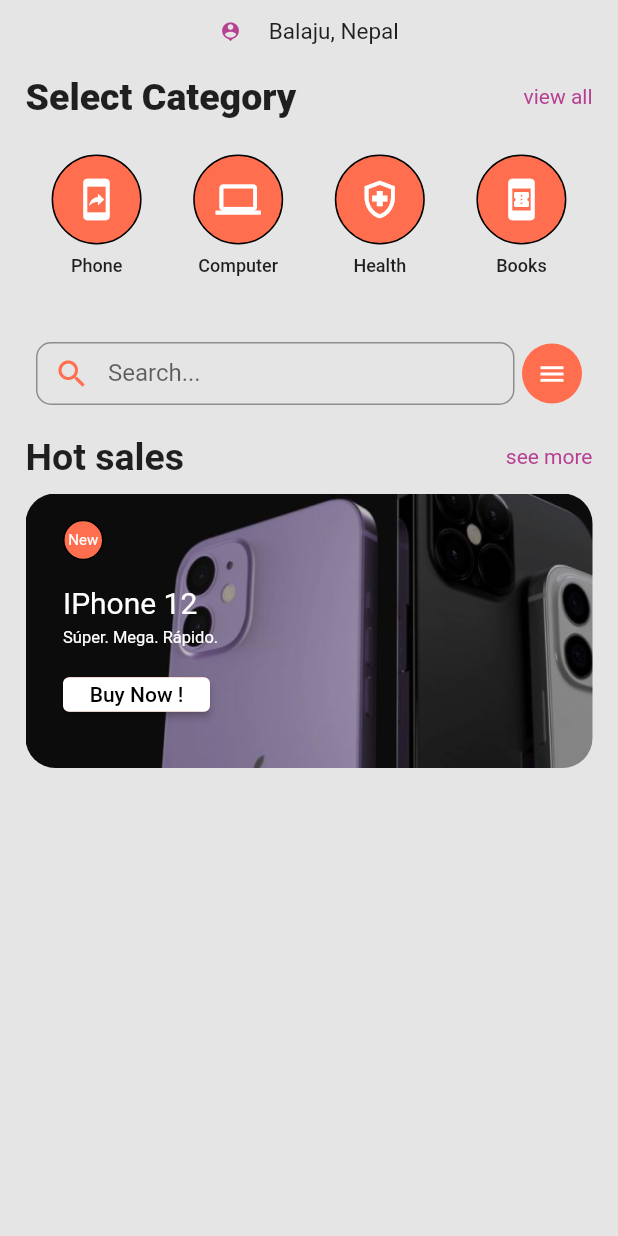
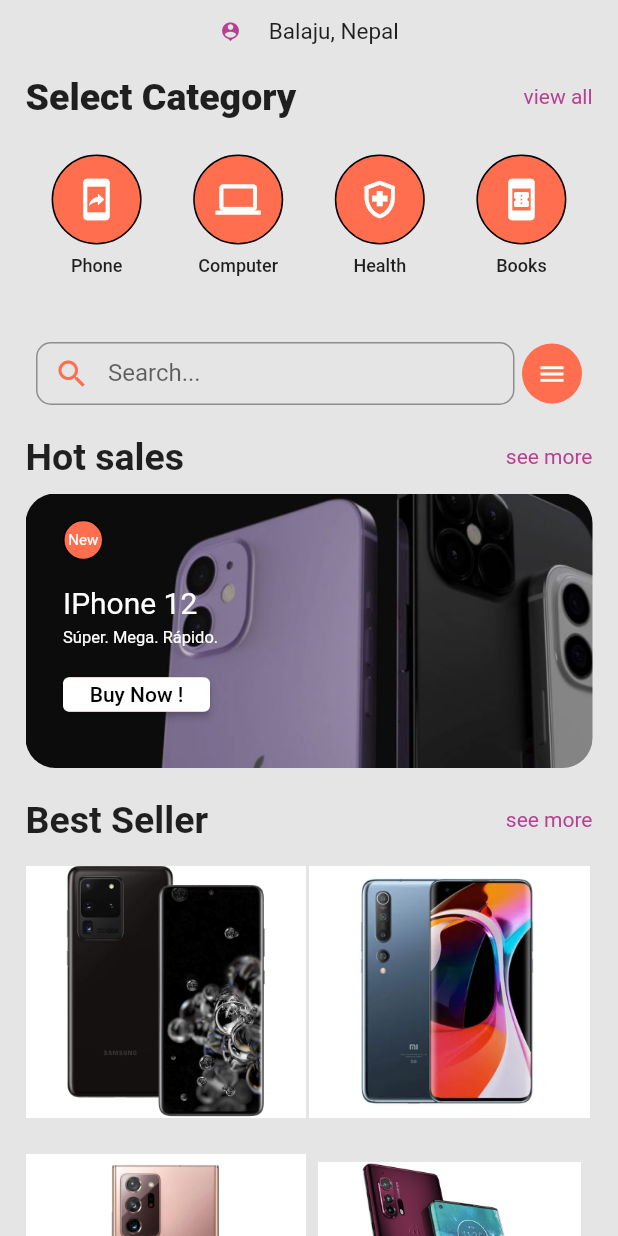
Before and after one commit to RUPAAK/ecommerce_design, a Flutter app: the screen it shows after launch, on a phone screen of 412 x 824 dp. Run offline on Flutter 3.47's test engine with Material 2 defaults, Android fonts, the phone set to English and light mode, and no system bars.

Commit message:
best seller with photos added

```diff
--- a/lib/pages/home.dart
+++ b/lib/pages/home.dart
@@ -317,6 +317,91 @@
               ),
             ),
           ),
+          SizedBox(
+            height: 20,
+          ),
+          Padding(
+            padding: const EdgeInsets.fromLTRB(17, 0, 17, 0),
+            child: Row(
+              mainAxisAlignment: MainAxisAlignment.spaceBetween,
+              children: [
+                Text(
+                  'Best Seller',
+                  style: TextStyle(fontWeight: FontWeight.w700, fontSize: 25),
+                ),
+                Text(
+                  'see more',
+                  style: TextStyle(color: const Color(0xffb74093)),
+                ),
+              ],
+            ),
+          ),
+          SizedBox(
+            height: 15,
+          ),
+          Expanded(
+            child: Padding(
+              padding: const EdgeInsets.fromLTRB(17, 0, 17, 0),
+              child: Row(
+                children: [
+                  Image(
+                    image: AssetImage('assets/images/s_series.png'),
+                    height: 168,
+                    width: 187,
+                  ),
+                  Expanded(
+                    child: Padding(
+                      padding: EdgeInsets.all(1),
+                      child: Row(
+                        children: [
+                          Expanded(
+                            child: Image(
+                              image: AssetImage('assets/images/mi.png'),
+                              height: 168,
+                              width: 187,
+                            ),
+                          ),
+                        ],
+                      ),
+                    ),
+                  ),
+                ],
+              ),
+            ),
+          ),
+          SizedBox(
+            height: 15,
+          ),
+          Expanded(
+            child: Padding(
+              padding: const EdgeInsets.fromLTRB(17, 0, 17, 0),
+              child: Row(
+                children: [
+                  Image(
+                    image: AssetImage('assets/images/note_series.png'),
+                    height: 168,
+                    width: 187,
+                  ),
+                  Expanded(
+                    child: Padding(
+                      padding: EdgeInsets.all(8),
+                      child: Row(
+                        children: [
+                          Expanded(
+                            child: Image(
+                              image: AssetImage('assets/images/m.png'),
+                              height: 168,
+                              width: 187,
+                            ),
+                          ),
+                        ],
+                      ),
+                    ),
+                  ),
+                ],
+              ),
+            ),
+          ),
         ]),
       ),
     ));
--- a/pubspec.yaml
+++ b/pubspec.yaml
@@ -60,7 +60,10 @@
   # To add assets to your application, add an assets section, like this:
   assets:
     - assets/images/iphone.png
-    # - images/a_dot_ham.jpeg
+    - assets/images/m.png
+    - assets/images/mi.png
+    - assets/images/note_series.png
+    - assets/images/s_series.png
 
   # An image asset can refer to one or more resolution-specific "variants", see
   # https://flutter.dev/assets-and-images/#resolution-aware.
```
Also changed, not shown: assets/images/m.png (added), assets/images/mi.png (added), assets/images/note_series.png (added), assets/images/s_series.png (added).
